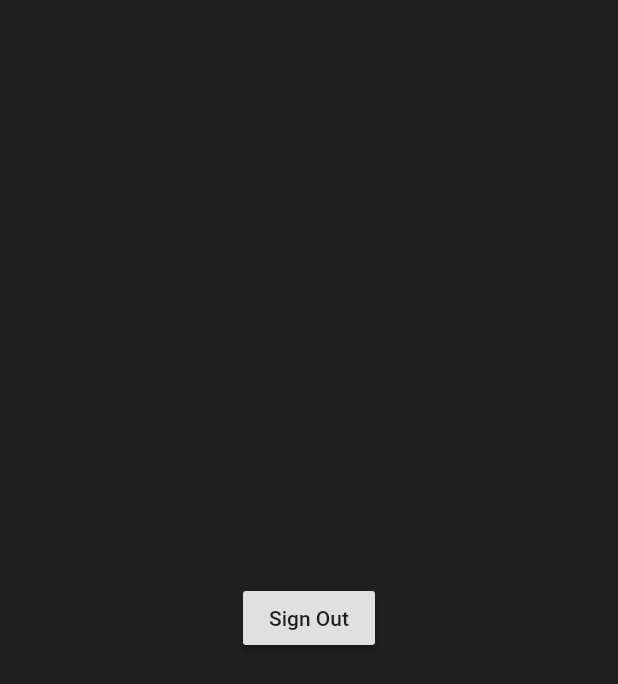
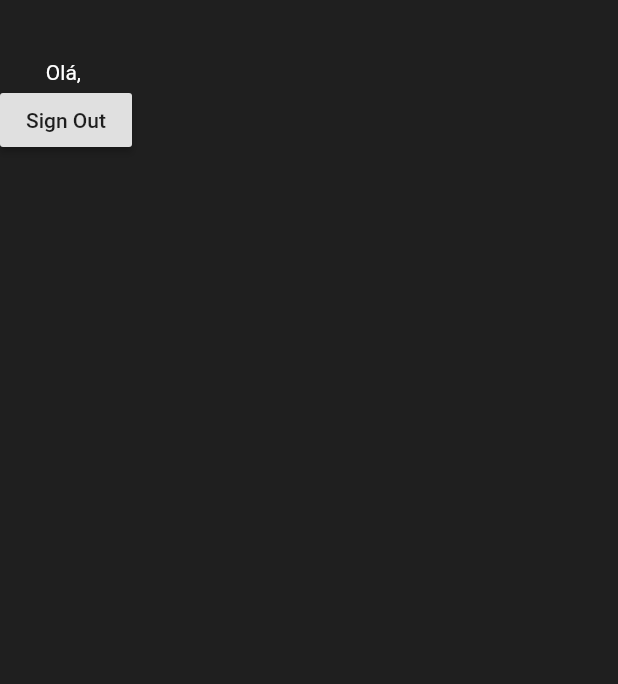
Before and after one commit to mochetti/poll, a Flutter app: the Setting screen opened directly, on a phone screen of 412 x 824 dp. Shown: the top 684 px of the screen. Run offline on Flutter 3.47's test engine with Material 2 defaults, Android fonts, the phone set to English and light mode, and no system bars; our stand-ins replace cloud_firestore, firebase_auth, firebase_core, firebase_storage, google_sign_in, image_picker and 1 more; missing offline and left inert: flutter_facebook_auth, social_share; accounts and stored records are empty; Roboto replaces fonts that are missing (OverpassRegular).

```diff
--- a/lib/models/poll.dart
+++ b/lib/models/poll.dart
@@ -3,12 +3,12 @@ import 'package:flutter/material.dart';
 
 class Poll {
   String name;
-  String createdBy;
+  String creator;
   String first;
   String id;
   Poll(String n, String c, String i) {
     name = n;
-    createdBy = c;
+    creator = c;
     id = i;
   }
   Poll.name(String n) {
@@ -25,7 +25,7 @@ class PollItem {
   String link = '';
   bool hasMedia = false;
 
-  PollItem() {}
+  PollItem();
 
   PollItem.nameAndScore(String n, double s) {
     name = n;
--- a/lib/views/settings.dart
+++ b/lib/views/settings.dart
@@ -1,6 +1,7 @@
 import 'package:flutter/material.dart';
 import 'package:poll/main.dart';
 import '../services/auth.dart';
+import '../models/user.dart';
 
 class Setting extends StatefulWidget {
   const Setting({Key key}) : super(key: key);
@@ -13,11 +14,16 @@ class _SettingState extends State<Setting> {
   @override
   Widget build(BuildContext context) {
     return Scaffold(
-      body: Center(
-        child: RaisedButton(
-          child: Text('Sign Out'),
-          onPressed: () => AuthService().signOut(),
-        ),
+      body: Column(
+        children: [
+          SizedBox(height: 40),
+          Text('Olá, ${userQuery.docs[0].get('name')}',
+              style: TextStyle(color: Colors.white)),
+          RaisedButton(
+            child: Text('Sign Out'),
+            onPressed: () => AuthService().signOut(),
+          ),
+        ],
       ),
     );
   }
```
Also changed, not shown: lib/services/database.dart (+12 -0 lines), lib/views/newPoll.dart (+7 -1 lines), lib/views/profile.dart (+7 -4 lines), lib/views/trending.dart (+10 -3 lines), lib/views/vote.dart (+16 -15 lines), 1 other file.
